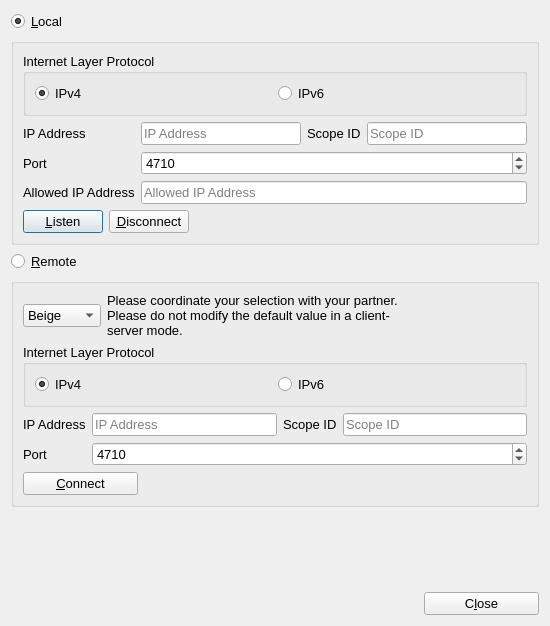
Old version of the form UI/setupDialog.ui in the repository textbrowser/qtchess.
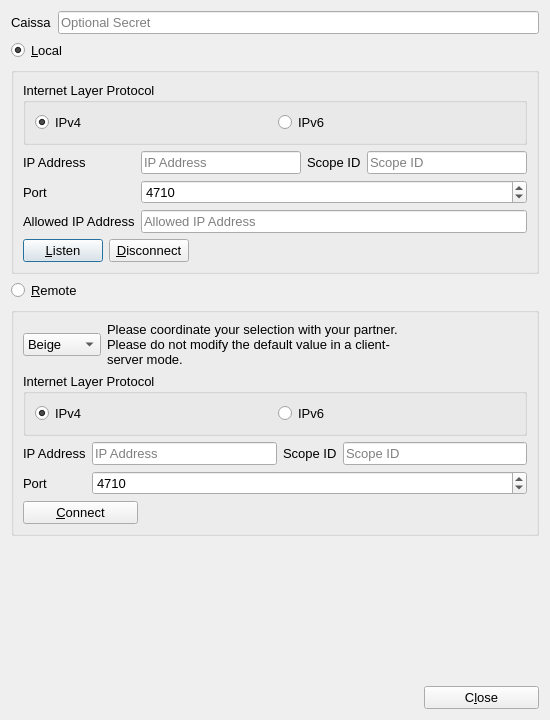
New version of the form. Icons and pictures are not drawn.

Commit message: New input widget.

Patch:
```diff
--- a/UI/setupDialog.ui
+++ b/UI/setupDialog.ui
@@ -7,7 +7,7 @@
     <x>0</x>
     <y>0</y>
     <width>550</width>
-    <height>626</height>
+    <height>720</height>
    </rect>
   </property>
   <property name="font">
@@ -23,6 +23,27 @@
     <normaloff>:/chess.png</normaloff>:/chess.png</iconset>
   </property>
   <layout class="QVBoxLayout">
+   <item>
+    <layout class="QHBoxLayout" name="horizontalLayout_8">
+     <item>
+      <widget class="QLabel" name="label_4">
+       <property name="text">
+        <string>Caissa</string>
+       </property>
+      </widget>
+     </item>
+     <item>
+      <widget class="QLineEdit" name="caissa">
+       <property name="toolTip">
+        <string>&lt;html&gt;&lt;head/&gt;&lt;body&gt;&lt;p&gt;Data authentication is provided by SHA-1 (Qt 4) and SHA-3 (Qt 5, etc.). The secret key is created from the local and remote peer information. The optional secret will be mixed into the key.&lt;/p&gt;&lt;/body&gt;&lt;/html&gt;</string>
+       </property>
+       <property name="placeholderText">
+        <string>Optional Secret</string>
+       </property>
+      </widget>
+     </item>
+    </layout>
+   </item>
    <item>
     <widget class="QRadioButton" name="local">
      <property name="text">
```
Left out of the diff: 1 changed line with no effect on the pictures.
